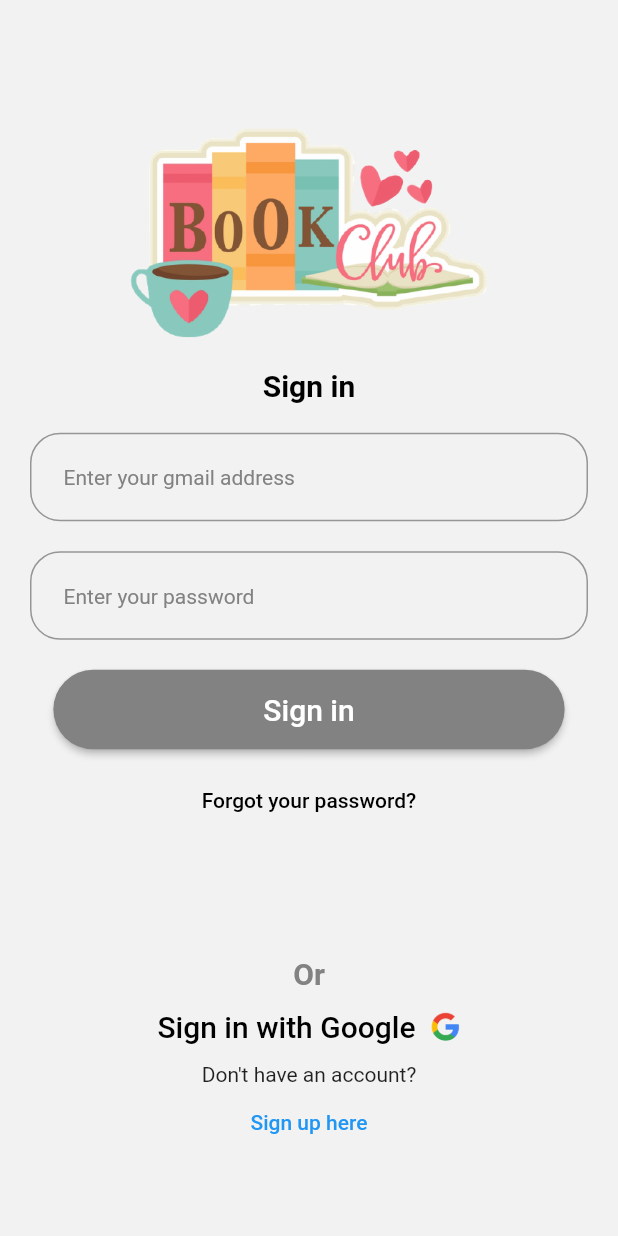
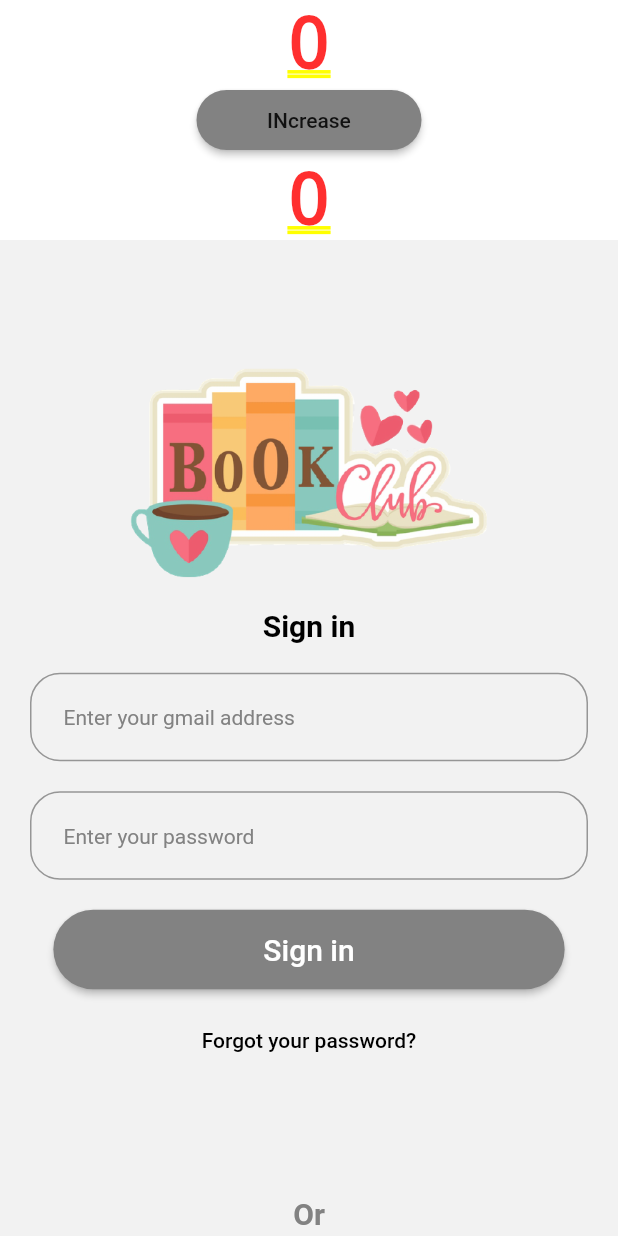
Before and after one commit to huongtravo0910/bookclub, a Flutter app: the screen it shows after launch, on a phone screen of 412 x 824 dp. Run offline on Flutter 3.47's test engine with Material 2 defaults, Android fonts, the phone set to English and light mode, and no system bars; our stand-ins replace cloud_firestore, firebase_auth, firebase_core, flutter_datetime_picker, google_sign_in; accounts and stored records are empty; statements that could not run were skipped.

```diff
--- a/flutter_bookclub/lib/main.dart
+++ b/flutter_bookclub/lib/main.dart
@@ -1,6 +1,7 @@
 import 'package:firebase_core/firebase_core.dart';
 import 'package:flutter/material.dart';
 import 'package:flutter_bookclub/screens/login/login.dart';
+import 'package:flutter_bookclub/screens/root/rootScreen.dart';
 import 'package:flutter_bookclub/states/currentUser.dart';
 import 'package:flutter_bookclub/utils/ourTheme.dart';
 import 'package:provider/provider.dart';
@@ -21,8 +22,49 @@ class MyApp extends StatelessWidget {
         debugShowCheckedModeBanner: false,
         title: 'Flutter Demo',
         theme: OurTheme().builTheme(),
-        home: OurLogin(),
+        home: CounterWidget(),
       ),
     );
   }
 }
+
+class CounterWidget extends StatefulWidget {
+  @override
+  _CounterWidgetState createState() => _CounterWidgetState();
+}
+
+class _CounterWidgetState extends State<CounterWidget> {
+  int _counter;
+  @override
+  void initState() {
+    // TODO: implement initState
+    super.initState();
+    _counter = 0;
+  }
+
+  @override
+  Widget build(BuildContext context) {
+    return Container(
+      child: Column(
+        children: [
+          Text(
+            _counter.toString(),
+          ),
+          RaisedButton(
+            onPressed: () {
+              setState(() {
+                _counter++;
+              });
+            },
+            child: Text("INcrease"),
+          ),
+          Expanded(
+            child: OurRootScreen(
+              count: _counter,
+            ),
+          ),
+        ],
+      ),
+    );
+  }
+}
--- a/flutter_bookclub/lib/screens/addBook/addBook.dart
+++ b/flutter_bookclub/lib/screens/addBook/addBook.dart
@@ -111,8 +111,6 @@ class _OurAddBookState extends State<OurAddBook> {
                       book.author = _authorController.text;
                       book.length = int.parse(_lengthController.text);
                       book.dateCompleted = Timestamp.fromDate(_selectedDate);
-                      debugPrint("Book" + book.toString());
-                      debugPrint("Book Name :" + book.name.toString());
                       _addBook(context, widget.groupName, book);
                     },
                     child: Padding(
--- a/flutter_bookclub/lib/screens/root/rootScreen.dart
+++ b/flutter_bookclub/lib/screens/root/rootScreen.dart
@@ -5,6 +5,7 @@ import 'package:flutter_bookclub/screens/noGroupScreen/noGroup.dart';
 import 'package:flutter_bookclub/screens/splashScreen/ourSplashScreen.dart';
 import 'package:flutter_bookclub/states/currentGroup.dart';
 import 'package:flutter_bookclub/states/currentUser.dart';
+import 'package:flutter_bookclub/widgets/dismissKeyboard.dart';
 import 'package:provider/provider.dart';
 
 enum AuthStatus {
@@ -15,6 +16,9 @@ enum AuthStatus {
 }
 
 class OurRootScreen extends StatefulWidget {
+  final int count;
+
+  const OurRootScreen({Key key, this.count}) : super(key: key);
   @override
   _OurRootScreenState createState() => _OurRootScreenState();
 }
@@ -23,16 +27,29 @@ class _OurRootScreenState extends State<OurRootScreen> {
   AuthStatus _authStatus = AuthStatus.unknown;
 
   @override
+  void initState() {
+    // TODO: implement initState
+    super.initState();
+    debugPrint("init" + context.toString());
+    try {
+      CurrentUser _currentUser =
+          Provider.of<CurrentUser>(context, listen: false);
+      debugPrint("init" + _currentUser.getCurrentUser.email);
+    } catch (e) {
+      debugPrint(e.toString());
+    }
+  }
+
+  @override
   void didChangeDependencies() async {
     // TODO: implement didChangeDependencies
     super.didChangeDependencies();
     CurrentUser _currentUser = Provider.of<CurrentUser>(context, listen: false);
     String _retString = await _currentUser.onStartUp();
+    debugPrint("did" + _currentUser.getCurrentUser.email);
 
     if (_retString == "success") {
       if (_currentUser.getCurrentUser.groupId != null) {
-        debugPrint(
-            "currentUserGroupId :" + _currentUser.getCurrentUser.groupId);
         setState(() {
           _authStatus = AuthStatus.inGroup;
         });
@@ -46,6 +63,7 @@ class _OurRootScreenState extends State<OurRootScreen> {
         _authStatus = AuthStatus.notLoggedIn;
       });
     }
+    debugPrint("context" + context.toString());
   }
 
   @override
@@ -69,6 +87,11 @@ class _OurRootScreenState extends State<OurRootScreen> {
         break;
       default:
     }
-    return retVal;
+    return Column(
+      children: [
+        Text(widget.count.toString()),
+        Expanded(child: DismissKeyboard(child: retVal)),
+      ],
+    );
   }
 }
--- a/flutter_bookclub/lib/screens/signup/localwidgets/signupForm.dart
+++ b/flutter_bookclub/lib/screens/signup/localwidgets/signupForm.dart
@@ -22,7 +22,6 @@ class _OurSignupFormState extends State<OurSignupForm> {
     try {
       String _retVal = await _currentUser.signupUser(email, password, fullName);
       if (_retVal == "success") {
-        debugPrint("hello");
         Navigator.pop(context);
       } else {
         Scaffold.of(context).showSnackBar(
--- a/flutter_bookclub/lib/states/currentUser.dart
+++ b/flutter_bookclub/lib/states/currentUser.dart
@@ -16,7 +16,7 @@ class CurrentUser extends ChangeNotifier {
     String retVal = "error";
 
     try {
-      User _firebaseUser = await _auth.currentUser;
+      User _firebaseUser = _auth.currentUser;
       _currentUser = await OurDatabase().getUserInfo(_firebaseUser.uid);
       if (_currentUser != null) {
         retVal = "success";
@@ -71,11 +71,8 @@ class CurrentUser extends ChangeNotifier {
           email: email, password: password);
       if (_authResult.user != null) {
         _currentUser = await OurDatabase().getUserInfo(_authResult.user.uid);
-        debugPrint("currentUser :" + _currentUser.toString());
         if (_currentUser != null) {
           retVal = "success";
-          debugPrint("currentUserUid :" + _currentUser.uid.toString());
-          debugPrint("currentUserEmail :" + _currentUser.email.toString());
         }
       }
     } on PlatformException catch (e) {
--- /dev/null
+++ b/flutter_bookclub/lib/widgets/dismissKeyboard.dart
@@ -0,0 +1,20 @@
+import 'package:flutter/material.dart';
+
+class DismissKeyboard extends StatefulWidget {
+  final Widget child;
+
+  const DismissKeyboard({Key key, this.child}) : super(key: key);
+  @override
+  _DismissKeyboardState createState() => _DismissKeyboardState();
+}
+
+class _DismissKeyboardState extends State<DismissKeyboard> {
+  _dismissKeyboard() {
+    FocusScope.of(context).requestFocus(FocusNode());
+  }
+
+  @override
+  Widget build(BuildContext context) {
+    return GestureDetector(onTap: _dismissKeyboard, child: widget.child);
+  }
+}
```
Also changed, not shown: flutter_bookclub/lib/screens/home/home.dart (+55 -20 lines), flutter_bookclub/lib/screens/reviewBook/reviewBook.dart (added, +98 -0 lines), flutter_bookclub/lib/services/database.dart (+48 -3 lines), flutter_bookclub/lib/states/currentGroup.dart (+21 -1 lines), flutter_bookclub/lib/utils/timeLeft.dart (added, +83 -0 lines).
